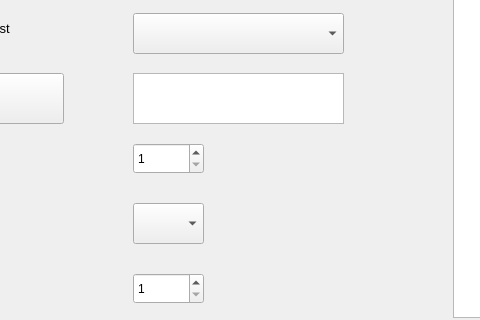
The window that measureGUI.ui (benjaminze/kpi_internship) describes before a commit, drawn with Qt 5; both pictures show x 197 to 677 and y 187 to 507 of the 1345 by 654 pixel window.
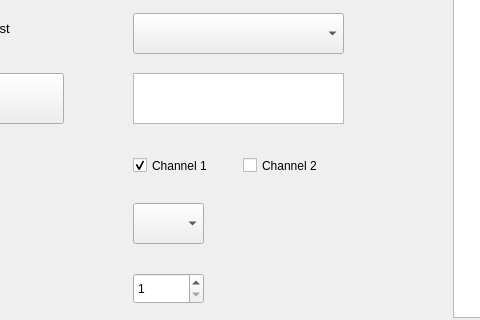
The same window after the commit.

Commit message: 2 Channels and nice export layout

```diff
--- a/measureGUI.ui
+++ b/measureGUI.ui
@@ -85,22 +85,6 @@
      <string>Choose connection out of list</string>
     </property>
    </widget>
-   <widget class="QSpinBox" name="channel_spinBox">
-    <property name="geometry">
-     <rect>
-      <x>330</x>
-      <y>330</y>
-      <width>71</width>
-      <height>31</height>
-     </rect>
-    </property>
-    <property name="minimum">
-     <number>1</number>
-    </property>
-    <property name="maximum">
-     <number>2</number>
-    </property>
-   </widget>
    <widget class="QLabel" name="label_3">
     <property name="geometry">
      <rect>
@@ -359,6 +343,35 @@
      </rect>
     </property>
    </widget>
+   <widget class="QCheckBox" name="channel_1_checkBox">
+    <property name="geometry">
+     <rect>
+      <x>330</x>
+      <y>340</y>
+      <width>104</width>
+      <height>25</height>
+     </rect>
+    </property>
+    <property name="text">
+     <string>Channel 1</string>
+    </property>
+    <property name="checked">
+     <bool>true</bool>
+    </property>
+   </widget>
+   <widget class="QCheckBox" name="channel_2_checkBox">
+    <property name="geometry">
+     <rect>
+      <x>440</x>
+      <y>340</y>
+      <width>104</width>
+      <height>25</height>
+     </rect>
+    </property>
+    <property name="text">
+     <string>Channel 2</string>
+    </property>
+   </widget>
   </widget>
   <widget class="QMenuBar" name="menubar">
    <property name="geometry">
```
The commit also changes 3 other files.
